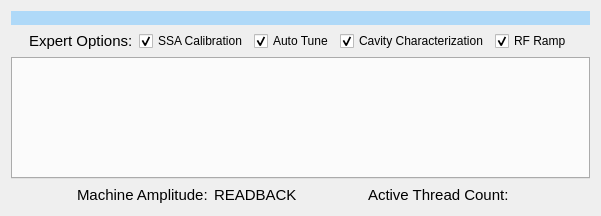
Old version of the form setup_gui.ui in the repository slaclab/srf_auto_setup.
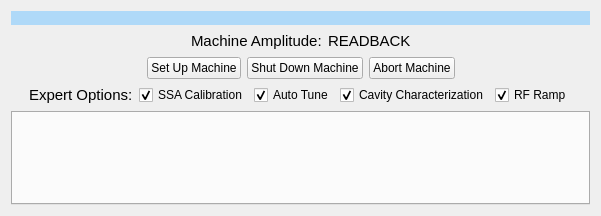
New version of the form.

Commit message: added machine buttons

Diff of the .ui file:
```diff
--- a/setup_gui.ui
+++ b/setup_gui.ui
@@ -27,6 +27,119 @@
      </property>
     </widget>
    </item>
+   <item>
+    <layout class="QHBoxLayout" name="horizontalLayout_3">
+     <item>
+      <spacer name="horizontalSpacer_5">
+       <property name="orientation">
+        <enum>Qt::Horizontal</enum>
+       </property>
+       <property name="sizeHint" stdset="0">
+        <size>
+         <width>40</width>
+         <height>20</height>
+        </size>
+       </property>
+      </spacer>
+     </item>
+     <item>
+      <widget class="QLabel" name="label">
+       <property name="font">
+        <font>
+         <family>.AppleSystemUIFont</family>
+         <pointsize>11</pointsize>
+         <weight>50</weight>
+         <italic>false</italic>
+         <bold>false</bold>
+        </font>
+       </property>
+       <property name="text">
+        <string>Machine Amplitude:</string>
+       </property>
+      </widget>
+     </item>
+     <item>
+      <widget class="QLabel" name="machine_readback_label">
+       <property name="font">
+        <font>
+         <family>.AppleSystemUIFont</family>
+         <pointsize>11</pointsize>
+         <weight>50</weight>
+         <italic>false</italic>
+         <bold>false</bold>
+        </font>
+       </property>
+       <property name="text">
+        <string>READBACK</string>
+       </property>
+      </widget>
+     </item>
+     <item>
+      <spacer name="horizontalSpacer_6">
+       <property name="orientation">
+        <enum>Qt::Horizontal</enum>
+       </property>
+       <property name="sizeHint" stdset="0">
+        <size>
+         <width>40</width>
+         <height>20</height>
+        </size>
+       </property>
+      </spacer>
+     </item>
+    </layout>
+   </item>
+   <item>
+    <layout class="QHBoxLayout" name="horizontalLayout">
+     <item>
+      <spacer name="horizontalSpacer">
+       <property name="orientation">
+        <enum>Qt::Horizontal</enum>
+       </property>
+       <property name="sizeHint" stdset="0">
+        <size>
+         <width>40</width>
+         <height>20</height>
+        </size>
+       </property>
+      </spacer>
+     </item>
+     <item>
+      <widget class="QPushButton" name="machine_setup_button">
+       <property name="text">
+        <string>Set Up Machine</string>
+       </property>
+      </widget>
+     </item>
+     <item>
+      <widget class="QPushButton" name="machine_shutdown_button">
+       <property name="text">
+        <string>Shut Down Machine</string>
+       </property>
+      </widget>
+     </item>
+     <item>
+      <widget class="QPushButton" name="machine_abort_button">
+       <property name="text">
+        <string>Abort Machine</string>
+       </property>
+      </widget>
+     </item>
+     <item>
+      <spacer name="horizontalSpacer_2">
+       <property name="orientation">
+        <enum>Qt::Horizontal</enum>
+       </property>
+       <property name="sizeHint" stdset="0">
+        <size>
+         <width>40</width>
+         <height>20</height>
+        </size>
+       </property>
+      </spacer>
+     </item>
+    </layout>
+   </item>
    <item>
     <layout class="QHBoxLayout" name="horizontalLayout_5">
      <item>
@@ -128,113 +241,6 @@
    <item>
     <widget class="QTabWidget" name="tabWidget_linac"/>
    </item>
-   <item>
-    <layout class="QHBoxLayout" name="horizontalLayout_3">
-     <item>
-      <spacer name="horizontalSpacer_5">
-       <property name="orientation">
-        <enum>Qt::Horizontal</enum>
-       </property>
-       <property name="sizeHint" stdset="0">
-        <size>
-         <width>40</width>
-         <height>20</height>
-        </size>
-       </property>
-      </spacer>
-     </item>
-     <item>
-      <widget class="QLabel" name="label">
-       <property name="font">
-        <font>
-         <family>.AppleSystemUIFont</family>
-         <pointsize>11</pointsize>
-         <weight>50</weight>
-         <italic>false</italic>
-         <bold>false</bold>
-        </font>
-       </property>
-       <property name="text">
-        <string>Machine Amplitude:</string>
-       </property>
-      </widget>
-     </item>
-     <item>
-      <widget class="QLabel" name="machine_readback_label">
-       <property name="font">
-        <font>
-         <family>.AppleSystemUIFont</family>
-         <pointsize>11</pointsize>
-         <weight>50</weight>
-         <italic>false</italic>
-         <bold>false</bold>
-        </font>
-       </property>
-       <property name="text">
-        <string>READBACK</string>
-       </property>
-      </widget>
-     </item>
-     <item>
-      <spacer name="horizontalSpacer_6">
-       <property name="orientation">
-        <enum>Qt::Horizontal</enum>
-       </property>
-       <property name="sizeHint" stdset="0">
-        <size>
-         <width>40</width>
-         <height>20</height>
-        </size>
-       </property>
-      </spacer>
-     </item>
-     <item>
-      <widget class="QLabel" name="label_4">
-       <property name="font">
-        <font>
-         <family>.AppleSystemUIFont</family>
-         <pointsize>11</pointsize>
-         <weight>50</weight>
-         <italic>false</italic>
-         <bold>false</bold>
-        </font>
-       </property>
-       <property name="text">
-        <string>Active Thread Count:</string>
-       </property>
-      </widget>
-     </item>
-     <item>
-      <widget class="QLabel" name="threadcount_label">
-       <property name="font">
-        <font>
-         <family>.AppleSystemUIFont</family>
-         <pointsize>11</pointsize>
-         <weight>50</weight>
-         <italic>false</italic>
-         <bold>false</bold>
-        </font>
-       </property>
-       <property name="text">
-        <string/>
-       </property>
-      </widget>
-     </item>
-     <item>
-      <spacer name="horizontalSpacer_4">
-       <property name="orientation">
-        <enum>Qt::Horizontal</enum>
-       </property>
-       <property name="sizeHint" stdset="0">
-        <size>
-         <width>40</width>
-         <height>20</height>
-        </size>
-       </property>
-      </spacer>
-     </item>
-    </layout>
-   </item>
   </layout>
  </widget>
  <resources/>
```
The commit also changes 1 other file.
